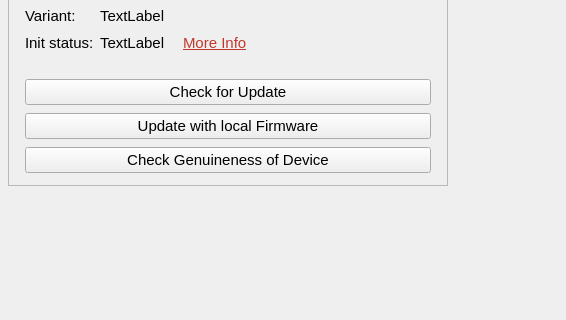
AdityaMitra5102/nitrokey-app2, file nitrokeyapp/ui/overview_tab.ui: the form before one commit; both pictures show x 0 to 566 and y 126 to 446 of the 800 by 600 pixel window.
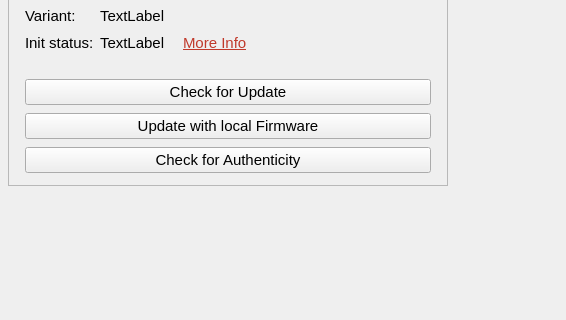
The form after the commit. Icons and pictures are not drawn.

Commit message: text labels update

Patch:
```diff
--- a/nitrokeyapp/ui/overview_tab.ui
+++ b/nitrokeyapp/ui/overview_tab.ui
@@ -495,7 +495,7 @@
              </font>
             </property>
             <property name="text">
-             <string>Check Genuineness of Device</string>
+             <string>Check for Authenticity</string>
             </property>
            </widget>
           </item>
```
The commit also changes 1 other file.
